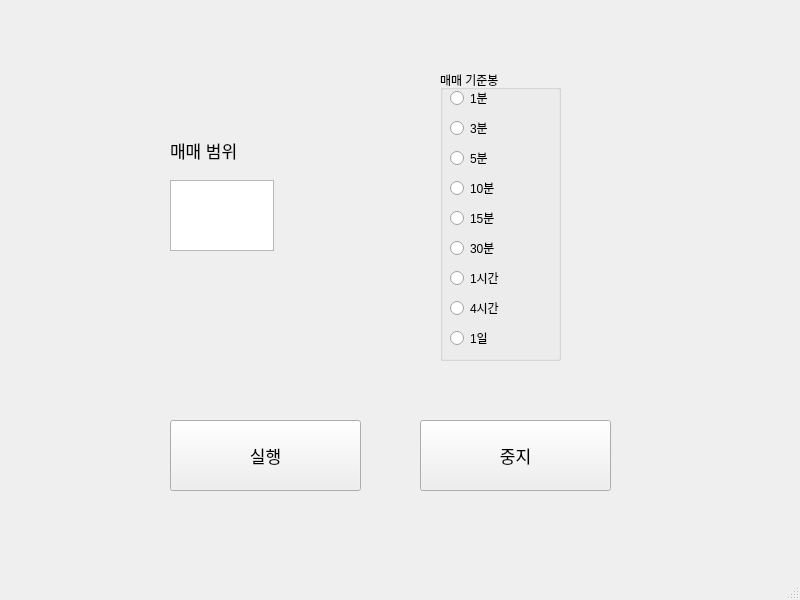
First picture: the form in Chapter-5/5-20.ui, repository mmvv11/TradingBot-BearU, before the edit.
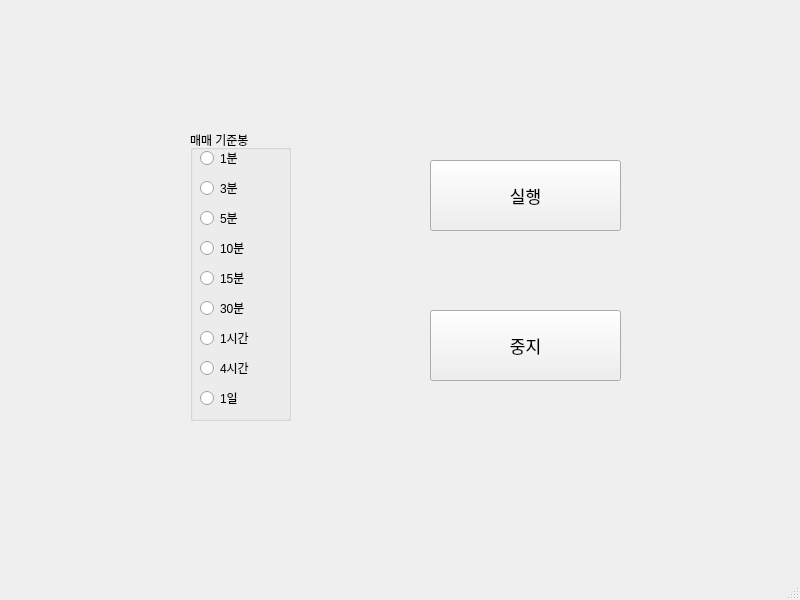
Second picture: the form after the edit.

Commit message: 매매봇 코드 리팩토링

The edit to the form file:
```diff
--- a/Chapter-5/5-20.ui
+++ b/Chapter-5/5-20.ui
@@ -17,8 +17,8 @@
    <widget class="QPushButton" name="pushButtonStart">
     <property name="geometry">
      <rect>
-      <x>170</x>
-      <y>420</y>
+      <x>430</x>
+      <y>160</y>
       <width>191</width>
       <height>71</height>
      </rect>
@@ -35,8 +35,8 @@
    <widget class="QPushButton" name="pushButtonStop">
     <property name="geometry">
      <rect>
-      <x>420</x>
-      <y>420</y>
+      <x>430</x>
+      <y>310</y>
       <width>191</width>
       <height>71</height>
      </rect>
@@ -50,40 +50,12 @@
      <string>중지</string>
     </property>
    </widget>
-   <widget class="QTextEdit" name="textEditTradingRange">
-    <property name="geometry">
-     <rect>
-      <x>170</x>
-      <y>180</y>
-      <width>104</width>
-      <height>71</height>
-     </rect>
-    </property>
-   </widget>
-   <widget class="QLabel" name="labelTradingRange">
-    <property name="geometry">
-     <rect>
-      <x>170</x>
-      <y>140</y>
-      <width>81</width>
-      <height>21</height>
-     </rect>
-    </property>
-    <property name="font">
-     <font>
-      <pointsize>13</pointsize>
-     </font>
-    </property>
-    <property name="text">
-     <string>매매 범위</string>
-    </property>
-   </widget>
    <widget class="QGroupBox" name="groupBox">
     <property name="geometry">
      <rect>
-      <x>440</x>
-      <y>70</y>
-      <width>121</width>
+      <x>190</x>
+      <y>130</y>
+      <width>101</width>
       <height>291</height>
      </rect>
     </property>
```
The commit also changes 7 other files.
